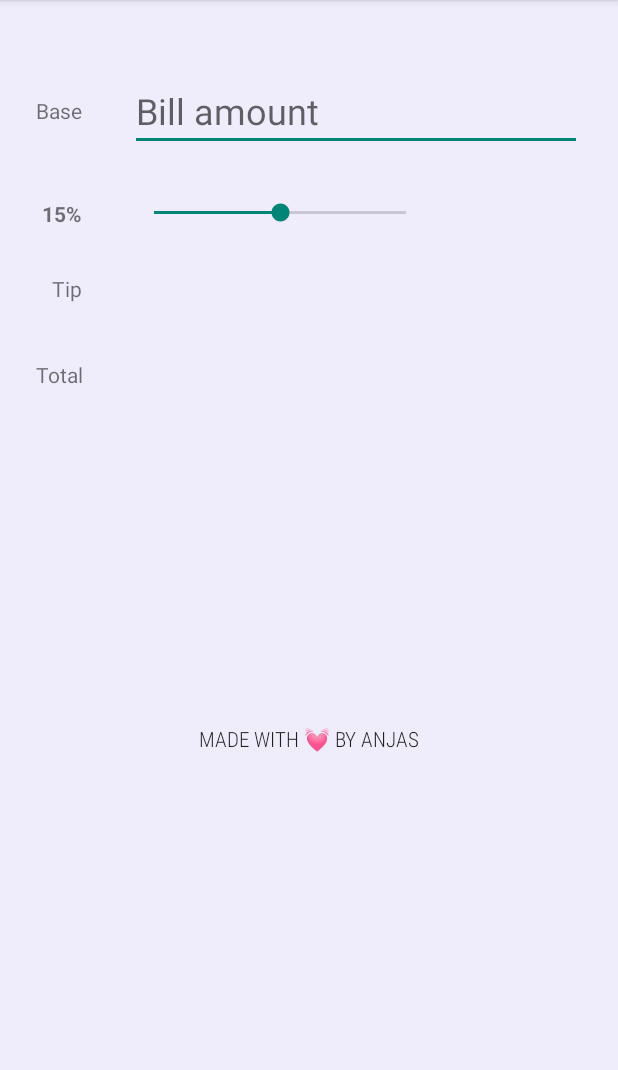
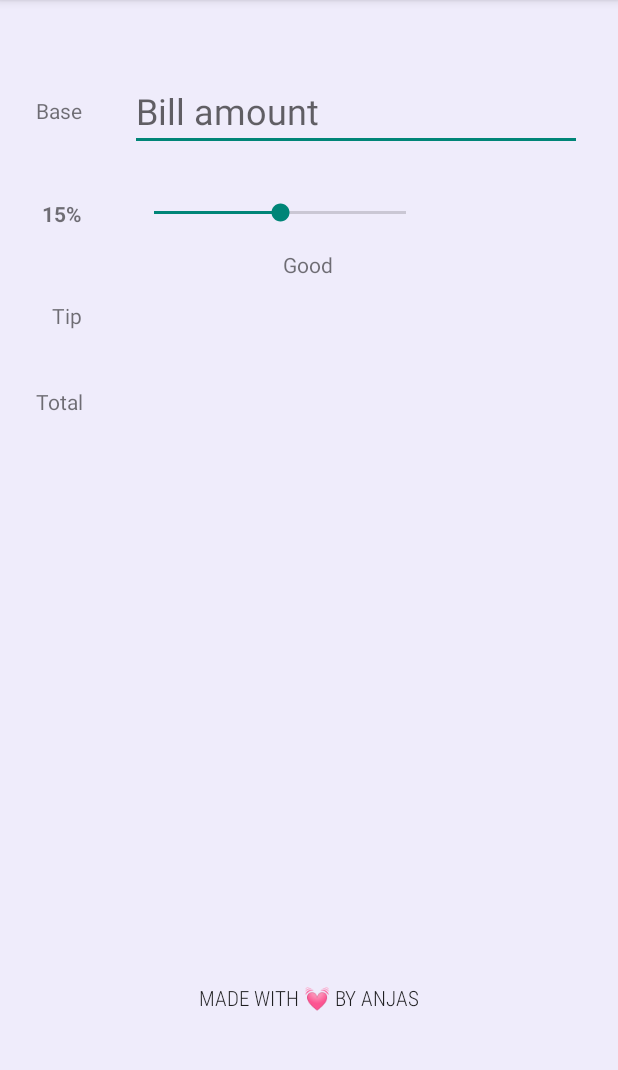
Before and after one commit to Anjasfedo/tippie, an Android app built with Jetpack Compose: the screen it shows after launch (MainActivity), on a phone screen of 412 x 824 dp, the part 84-1154 px from its top. Run offline under Robolectric (Android 15) with nearby library versions, the phone set to English and light mode, and no system bars.

```diff
--- a/app/src/main/java/com/example/tippie/MainActivity.kt
+++ b/app/src/main/java/com/example/tippie/MainActivity.kt
@@ -8,15 +8,6 @@ import android.widget.EditText
 import android.widget.SeekBar
 import android.widget.TextView
 import androidx.activity.ComponentActivity
-import androidx.activity.compose.setContent
-import androidx.activity.enableEdgeToEdge
-import androidx.compose.foundation.layout.fillMaxSize
-import androidx.compose.foundation.layout.padding
-import androidx.compose.material3.Scaffold
-import androidx.compose.material3.Text
-import androidx.compose.runtime.Composable
-import androidx.compose.ui.Modifier
-import androidx.compose.ui.tooling.preview.Preview
 
 private const val TAG = "MainActivity"
 private const val INITIAL_TIP_PERCENT = 15
@@ -27,7 +18,7 @@ class MainActivity : ComponentActivity() {
     private lateinit var tvTipPercent: TextView
     private lateinit var tvTipAmount: TextView
     private lateinit var tvTotalAmount: TextView
-
+    private lateinit var tvTipDesctiption: TextView
 
     override fun onCreate(savedInstanceState: Bundle?) {
         super.onCreate(savedInstanceState)
@@ -40,14 +31,17 @@ class MainActivity : ComponentActivity() {
         tvTipPercent = findViewById(R.id.tvTipPercent)
         tvTipAmount = findViewById(R.id.tvTipAmount)
         tvTotalAmount = findViewById(R.id.tvTotalAmount)
+        tvTipDesctiption = findViewById(R.id.tvTipDescription)
 
         seekBarTip.progress = INITIAL_TIP_PERCENT
         tvTipPercent.text = "${seekBarTip.progress}%"
+        updateTipDescription(INITIAL_TIP_PERCENT)
         seekBarTip.setOnSeekBarChangeListener(object : SeekBar.OnSeekBarChangeListener {
             override fun onProgressChanged(seekbar: SeekBar?, progress: Int, fromUser: Boolean) {
                 Log.i(TAG, "onProgressChanged $progress")
                 tvTipPercent.text = "${progress}%"
                 computeTipAndTotal()
+                updateTipDescription(progress)
             }
 
             override fun onStartTrackingTouch(p0: SeekBar?) {}
@@ -67,6 +61,19 @@ class MainActivity : ComponentActivity() {
         })
     }
 
+    private fun updateTipDescription(tipPercent: Int) {
+        val tipDescription = when (tipPercent) {
+            in 0..9 -> "Poor"
+            in 10..14 -> "Accaptable"
+            in 15..19 -> "Good"
+            in 20..24 -> "Great"
+            else -> "Amazing"
+        }
+        tvTipDesctiption.text = tipDescription
+
+
+    }
+
     private fun computeTipAndTotal() {
         if (etBaseAmount.text.isEmpty()){
             tvTipAmount.text = ""
--- a/app/src/main/res/layout/activity_main.xml
+++ b/app/src/main/res/layout/activity_main.xml
@@ -88,7 +88,7 @@
         android:id="@+id/tvTipLabel"
         android:layout_width="wrap_content"
         android:layout_height="wrap_content"
-        android:layout_marginTop="32dp"
+        android:layout_marginTop="50dp"
         android:text="Tip"
         app:layout_constraintEnd_toEndOf="@+id/tvTipPercent"
         app:layout_constraintTop_toBottomOf="@id/seekBarTip" />
@@ -117,6 +117,17 @@
         app:layout_constraintHorizontal_bias="0.0"
         app:layout_constraintStart_toStartOf="@+id/tvTotalAmount"
         app:layout_constraintTop_toBottomOf="@+id/tvTotalAmount"
-        app:layout_constraintVertical_bias="0.5" />
+        app:layout_constraintVertical_bias="0.892" />
+
+    <TextView
+        android:id="@+id/tvTipDescription"
+        android:layout_width="wrap_content"
+        android:layout_height="wrap_content"
+        android:layout_marginTop="16dp"
+        app:layout_constraintEnd_toEndOf="parent"
+        app:layout_constraintHorizontal_bias="0.498"
+        app:layout_constraintStart_toStartOf="parent"
+        app:layout_constraintTop_toBottomOf="@+id/seekBarTip"
+        tools:text="Accaptable" />
 
 </androidx.constraintlayout.widget.ConstraintLayout>
```
